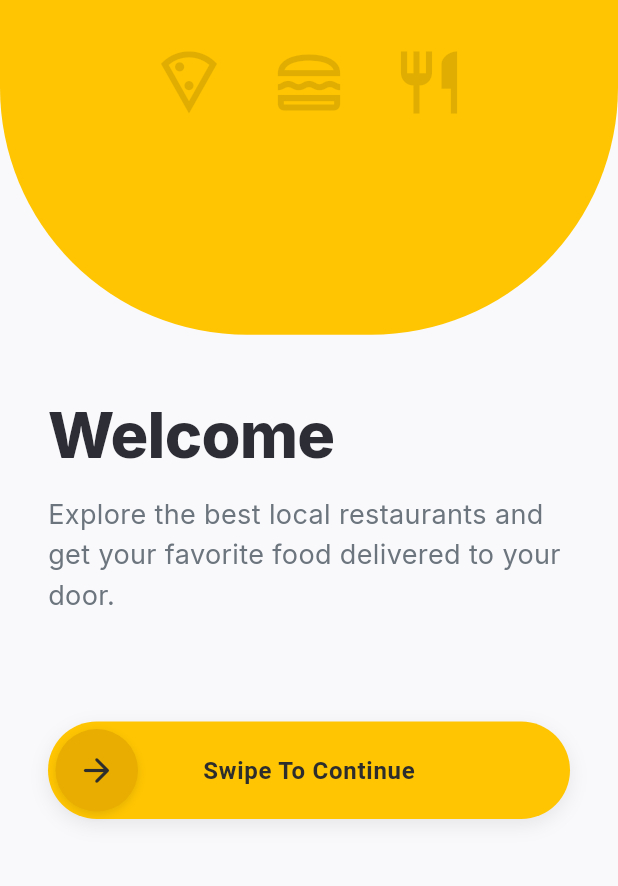
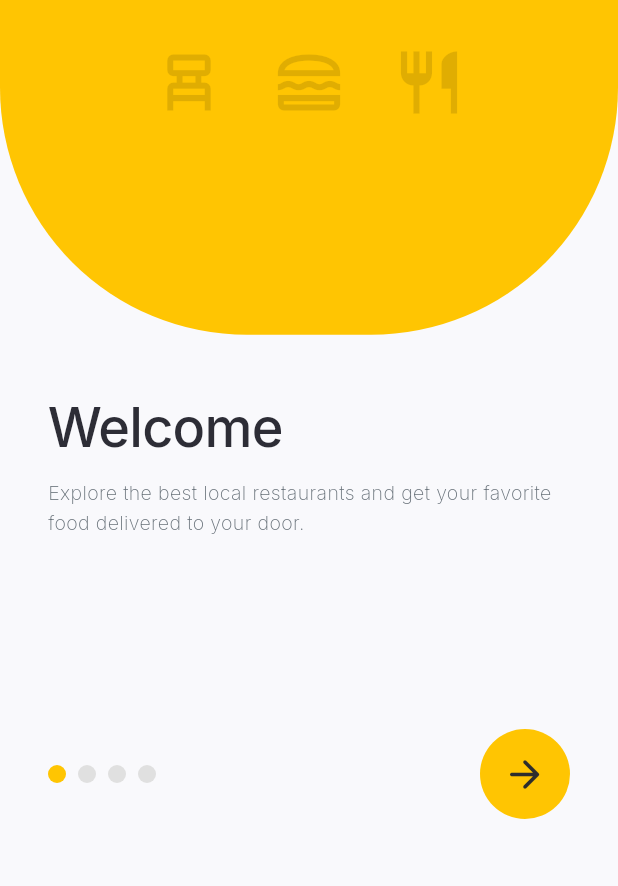
Before and after one commit to SoumyaPatnaik1808/GrabEats, a Flutter app: the screen it shows after launch, on a phone screen of 412 x 824 dp, the part 345-1231 px from its top. Run offline on Flutter 3.47's test engine with Material 3 defaults, Android fonts, the phone set to English and light mode, and no system bars; drawn by our look-alikes of flutter_animate; our stand-ins replace google_fonts.

```diff
--- a/lib/screens/welcome_screen.dart
+++ b/lib/screens/welcome_screen.dart
@@ -2,8 +2,7 @@ import 'package:flutter/material.dart';
 import 'package:flutter_animate/flutter_animate.dart';
 import 'package:google_fonts/google_fonts.dart';
 
-import '../main.dart'; // To navigate to MyHomePage
-import '../widgets/swipe_button.dart';
+import 'check_table_screen.dart';
 
 class WelcomeScreen extends StatelessWidget {
   const WelcomeScreen({super.key});
@@ -11,17 +10,151 @@ class WelcomeScreen extends StatelessWidget {
   @override
   Widget build(BuildContext context) {
     final size = MediaQuery.of(context).size;
-    const Color primaryText = Color(0xFF2D2D36); // Dark slate/navy
-    const Color backgroundGray = Color(0xFFF9F9FC); // Off-white/light gray
+    const Color primaryText = Color(0xFF2D2D36);
+    const Color backgroundGray = Color(0xFFF9F9FC);
     const Color brandYellow = Color(0xFFFFC502);
 
     return Scaffold(
       backgroundColor: backgroundGray,
-      body: Column(
+      body: Stack(
         children: [
-          // Top Curved Section
+          Align(
+            alignment: Alignment.bottomCenter,
+            child: SizedBox(
+              height: size.height * 0.45,
+              child: Padding(
+                padding: const EdgeInsets.symmetric(
+                  horizontal: 32.0,
+                  vertical: 24.0,
+                ),
+                child: Column(
+                  crossAxisAlignment: CrossAxisAlignment.stretch,
+                  children: [
+                    const SizedBox(height: 20),
+                    Text(
+                          "Welcome",
+                          style: GoogleFonts.inter(
+                            fontSize: 36,
+                            fontWeight: FontWeight.w500,
+                            color: primaryText,
+                            letterSpacing: -0.5,
+                            height: 1.0,
+                          ),
+                        )
+                        .animate(delay: 1800.ms)
+                        .fade(duration: 600.ms)
+                        .slideX(
+                          begin: -0.1,
+                          end: 0,
+                          curve: Curves.easeOutQuart,
+                        ),
+
+                    const SizedBox(height: 16),
+
+                    Text(
+                          "Explore the best local restaurants and get your favorite food delivered to your door.",
+                          style: GoogleFonts.inter(
+                            fontSize: 13,
+                            color: const Color(0xFF6C757D),
+                            height: 1.5,
+                            fontWeight: FontWeight.w200,
+                          ),
+                        )
+                        .animate(delay: 2000.ms)
+                        .fade(duration: 600.ms)
+                        .slideX(
+                          begin: -0.1,
+                          end: 0,
+                          curve: Curves.easeOutQuart,
+                        ),
+
+                    const Spacer(),
+
+                    Padding(
+                      padding: const EdgeInsets.only(bottom: 24.0),
+                      child:
+                          Row(
+                                mainAxisAlignment:
+                                    MainAxisAlignment.spaceBetween,
+                                children: [
+                                  Row(
+                                    children: List.generate(4, (index) {
+                                      return Container(
+                                        margin: const EdgeInsets.only(right: 8),
+                                        width: 12,
+                                        height: 12,
+                                        decoration: BoxDecoration(
+                                          shape: BoxShape.circle,
+                                          color: index == 0
+                                              ? brandYellow
+                                              : Colors.grey.shade300,
+                                        ),
+                                      );
+                                    }),
+                                  ),
+                                  InkWell(
+                                    onTap: () {
+                                      Navigator.of(context).pushReplacement(
+                                        PageRouteBuilder(
+                                          pageBuilder:
+                                              (
+                                                context,
+                                                animation,
+                                                secondaryAnimation,
+                                              ) => const CheckTableScreen(),
+                                          transitionsBuilder:
+                                              (
+                                                context,
+                                                animation,
+                                                secondaryAnimation,
+                                                child,
+                                              ) {
+                                                return FadeTransition(
+                                                  opacity: animation,
+                                                  child: child,
+                                                );
+                                              },
+                                          transitionDuration: const Duration(
+                                            milliseconds: 800,
+                                          ),
+                                        ),
+                                      );
+                                    },
+                                    borderRadius: BorderRadius.circular(30),
+                                    child: Container(
+                                      width: 60,
+                                      height: 60,
+                                      decoration: const BoxDecoration(
+                                        shape: BoxShape.circle,
+                                        color: brandYellow,
+                                      ),
+                                      child: const Icon(
+                                        Icons.arrow_forward_rounded,
+                                        color: Color(0xFF2D2D2D),
+                                        size: 30,
+                                      ),
+                                    ),
+                                  ),
+                                ],
+                              )
+                              .animate(delay: 2200.ms)
+                              .fade(duration: 600.ms)
+                              .slideY(
+                                begin: 0.3,
+                                end: 0,
+                                curve: Curves.easeOutBack,
+                              ),
+                    ),
+                  ],
+                ),
+              ),
+            ),
+          ),
+
+          Align(
+            alignment: Alignment.topCenter,
+            child:
                 Container(
-            height: size.height * 0.55,
                       width: double.infinity,
                       decoration: BoxDecoration(
                         color: brandYellow,
@@ -44,17 +177,20 @@ class WelcomeScreen extends StatelessWidget {
                                     letterSpacing: -1,
                                   ),
                                 )
-                      .animate()
+                                .animate(delay: 1200.ms)
                                 .fade(duration: 800.ms)
-                      .slideY(begin: 0.2, end: 0, curve: Curves.easeOutQuart),
+                                .slideY(
+                                  begin: 0.2,
+                                  end: 0,
+                                  curve: Curves.easeOutQuart,
+                                ),
                             const SizedBox(height: 30),
 
-                  // Icons Row
                             Row(
                                   mainAxisAlignment: MainAxisAlignment.center,
                                   children: [
                                     Icon(
-                            Icons.local_pizza_outlined,
+                                      Icons.chair_alt_outlined,
                                       size: 50,
                                       color: Colors.black.withOpacity(0.12),
                                     ),
@@ -72,7 +208,7 @@ class WelcomeScreen extends StatelessWidget {
                                     ),
                                   ],
                                 )
-                      .animate(delay: 200.ms)
+                                .animate(delay: 1500.ms)
                                 .fade(duration: 800.ms)
                                 .scale(
                                   begin: const Offset(0.8, 0.8),
@@ -81,100 +217,17 @@ class WelcomeScreen extends StatelessWidget {
                           ],
                         ),
                       ),
-          ),
-
-          // Bottom Text Section
-          Expanded(
-            child: Padding(
-              padding: const EdgeInsets.symmetric(
-                horizontal: 32.0,
-                vertical: 24.0,
-              ),
-              child: Column(
-                crossAxisAlignment: CrossAxisAlignment.stretch,
-                children: [
-                  const SizedBox(height: 20),
-                  Text(
-                        "Welcome",
-                        style: GoogleFonts.inter(
-                          fontSize: 42,
-                          fontWeight: FontWeight.w800,
-                          color: primaryText,
-                          letterSpacing: -0.5,
-                          height: 1.1,
-                        ),
                     )
                     .animate(delay: 400.ms)
-                      .fade(duration: 600.ms)
-                      .slideX(begin: -0.1, end: 0, curve: Curves.easeOutQuart),
-
-                  const SizedBox(height: 16),
-
-                  Text(
-                        "Explore the best local restaurants and get your favorite food delivered to your door.",
-                        style: GoogleFonts.inter(
-                          fontSize: 18,
-                          color: const Color(0xFF6C757D),
-                          height: 1.5,
-                          fontWeight: FontWeight.w400,
-                        ),
-                      )
-                      .animate(delay: 500.ms)
-                      .fade(duration: 600.ms)
-                      .slideX(begin: -0.1, end: 0, curve: Curves.easeOutQuart),
-
-                  const Spacer(),
-
-                  // Swipe Button
-                  Padding(
-                    padding: const EdgeInsets.only(bottom: 24.0),
-                    child:
-                        SwipeButton(
-                              onComplete: () {
-                                Future.delayed(
-                                  const Duration(milliseconds: 300),
-                                  () {
-                                    Navigator.of(context).pushReplacement(
-                                      PageRouteBuilder(
-                                        pageBuilder:
-                                            (
-                                              context,
-                                              animation,
-                                              secondaryAnimation,
-                                            ) => const MyHomePage(
-                                              title: 'Grab Eats Home',
-                                            ),
-                                        transitionsBuilder:
-                                            (
-                                              context,
-                                              animation,
-                                              secondaryAnimation,
-                                              child,
-                                            ) {
-                                              return FadeTransition(
-                                                opacity: animation,
+                    .custom(
+                      duration: 1000.ms,
+                      curve: Curves.easeInOutCubic,
+                      builder: (context, value, child) {
+                        return SizedBox(
+                          height: size.height - (size.height * 0.45 * value),
                           child: child,
                         );
                       },
-                                        transitionDuration: const Duration(
-                                          milliseconds: 800,
-                                        ),
-                                      ),
-                                    );
-                                  },
-                                );
-                              },
-                            )
-                            .animate(delay: 700.ms)
-                            .fade(duration: 600.ms)
-                            .slideY(
-                              begin: 0.3,
-                              end: 0,
-                              curve: Curves.easeOutBack,
-                            ),
-                  ),
-                ],
-              ),
                     ),
           ),
         ],
--- a/lib/widgets/swipe_button.dart
+++ /dev/null
@@ -1,175 +0,0 @@
-import 'dart:math' as math;
-import 'package:flutter/material.dart';
-import 'package:flutter/services.dart';
-
-class SwipeButton extends StatefulWidget {
-  final VoidCallback onComplete;
-
-  const SwipeButton({super.key, required this.onComplete});
-
-  @override
-  State<SwipeButton> createState() => _SwipeButtonState();
-}
-
-class _SwipeButtonState extends State<SwipeButton> with SingleTickerProviderStateMixin {
-  double _dragPosition = 0.0;
-  bool _isCompleted = false;
-
-  late AnimationController _springController;
-  late Animation<double> _springAnimation;
-
-  // Define layout constants
-  final double _buttonHeight = 65.0;
-  final double _knobSize = 55.0;
-  final double _padding = 5.0;
-
-  @override
-  void initState() {
-    super.initState();
-    _springController = AnimationController(
-        vsync: this, duration: const Duration(milliseconds: 300));
-    _springController.addListener(() {
-      setState(() {
-        _dragPosition = _springAnimation.value;
-      });
-    });
-  }
-
-  @override
-  void dispose() {
-    _springController.dispose();
-    super.dispose();
-  }
-
-  void _onPanUpdate(DragUpdateDetails details, double maxWidth) {
-    if (_isCompleted) return;
-
-    setState(() {
-      _dragPosition += details.delta.dx;
-
-      final double maxDragPosition = maxWidth - _knobSize - (_padding * 2);
-      if (_dragPosition < 0) {
-        _dragPosition = 0;
-      } else if (_dragPosition > maxDragPosition) {
-        _dragPosition = maxDragPosition;
-      }
-    });
-  }
-
-  void _onPanEnd(DragEndDetails details, double maxWidth) {
-    if (_isCompleted) return;
-
-    final double maxDragPosition = maxWidth - _knobSize - (_padding * 2);
-
-    if (_dragPosition >= maxDragPosition * 0.95) {
-      setState(() {
-        _dragPosition = maxDragPosition;
-        _isCompleted = true;
-      });
-      HapticFeedback.heavyImpact();
-      widget.onComplete();
-    } else {
-      HapticFeedback.lightImpact();
-      _springAnimation = Tween<double>(begin: _dragPosition, end: 0.0).animate(
-        CurvedAnimation(
-          parent: _springController,
-          curve: Curves.elasticOut,
-        ),
-      );
-      _springController.forward(from: 0.0);
-    }
-  }
-
-  @override
-  Widget build(BuildContext context) {
-    return LayoutBuilder(
-      builder: (context, constraints) {
-        final double containerWidth = constraints.maxWidth;
-        final double maxDragPosition = containerWidth - _knobSize - (_padding * 2);
-
-        final double dragRatio = maxDragPosition > 0 ? (_dragPosition / maxDragPosition) : 0.0;
-        final double clampedDragRatio = dragRatio.clamp(0.0, 1.0);
-
-        // 4 sine waves as you slide, scaling wobble intensity by 4 pixels. Smoothly goes to 0 when completed.
-        final double wobble = _isCompleted ? 0.0 : math.sin(clampedDragRatio * math.pi * 8) * 3;
-        final double currentHeight = _buttonHeight + wobble;
-
-        return Align(
-          alignment: Alignment.centerRight,
-          child: Container(
-            width: math.max(_buttonHeight, containerWidth - _dragPosition),
-            height: currentHeight,
-            decoration: BoxDecoration(
-              borderRadius: BorderRadius.circular(currentHeight / 2),
-              color: const Color(0xFFFFC502), // Primary Brand Yellow
-              boxShadow: [
-                BoxShadow(
-                  color: Colors.black.withOpacity(0.08),
-                  blurRadius: 10,
-                  offset: const Offset(0, 4),
-                )
-              ],
-            ),
-            child: Stack(
-              children: [
-
-                // Text in center (wrapped to avoid overflow when shrinking)
-                Center(
-                  child: SingleChildScrollView(
-                    scrollDirection: Axis.horizontal,
-                    physics: const NeverScrollableScrollPhysics(),
-                    child: Container(
-                      width: containerWidth - (_padding * 2), // Fixed visual width to keep text centered relative to original size
-                      alignment: Alignment.center,
-                      child: Text(
-                        "Swipe To Continue",
-                        style: TextStyle(
-                          color: const Color(0xFF2D2D2D).withOpacity((1.0 - clampedDragRatio).clamp(0.0, 1.0)),
-                          fontSize: 16,
-                          fontWeight: FontWeight.w600,
-                          letterSpacing: 0.5,
-                        ),
-                      ),
-                    ),
-                  ),
-                ),
-
-                // Draggable Knob (fixed to the left of the shrinking container)
-                Positioned(
-                  left: _padding,
-                  top: _padding + (wobble / 2),
-                  bottom: _padding + (wobble / 2),
-                  child: GestureDetector(
-                    onPanUpdate: (details) => _onPanUpdate(details, containerWidth),
-                    onPanEnd: (details) => _onPanEnd(details, containerWidth),
-                    child: Container(
-                      width: _knobSize,
-                      decoration: BoxDecoration(
-                        shape: BoxShape.circle,
-                        color: const Color(0xFFE8AD00), // Slightly darker yellow knob
-                        boxShadow: [
-                          BoxShadow(
-                            color: Colors.black.withOpacity(0.1),
-                            blurRadius: 4,
-                            offset: const Offset(0, 2),
-                          )
-                        ],
-                      ),
-                      child: Center(
-                        child: Icon(
-                          Icons.arrow_forward_rounded,
-                          color: const Color(0xFF2D2D2D), // Dark slate icon
-                          size: 26,
-                        ),
-                      ),
-                    ),
-                  ),
-                ),
-              ],
-            ),
-          ),
-        );
-      },
-    );
-  }
-}
```
Also changed, not shown: lib/main.dart (+2 -41 lines), lib/screens/check_table_screen.dart (added, +240 -0 lines), lib/widgets/animated_gradient_background.dart (+4 -5 lines). Lines whose indentation alone changed are shown as unchanged.
